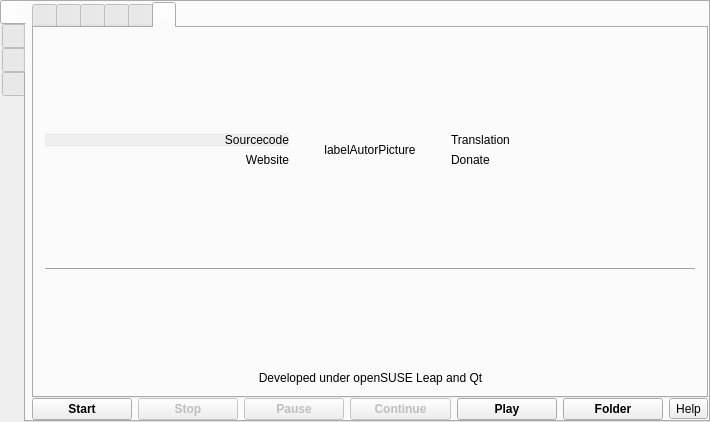
The window that src/formMainWindow.ui (vkohaupt/vokoscreenNG) describes before a commit, drawn with Qt 5.
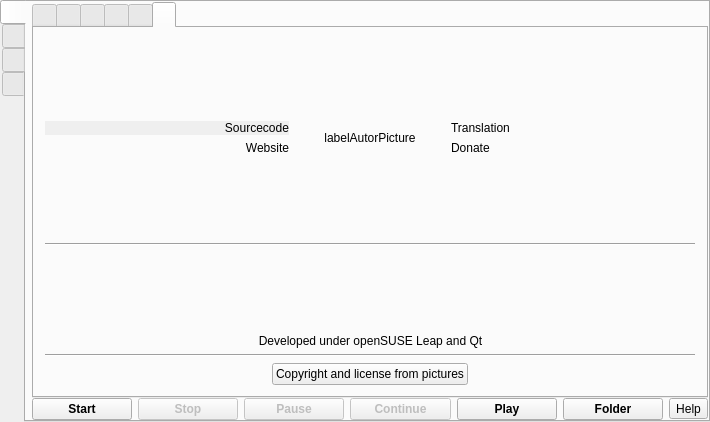
The same window after the commit. Icons and pictures are not drawn.

```diff
--- a/src/formMainWindow.ui
+++ b/src/formMainWindow.ui
@@ -1993,7 +1993,7 @@
            <attribute name="title">
             <string notr="true"/>
            </attribute>
-           <layout class="QVBoxLayout" name="verticalLayout_3" stretch="0,0,0,0,0,0">
+           <layout class="QVBoxLayout" name="verticalLayout_3" stretch="0,0,0,0,0,0,0,0">
             <item>
              <spacer name="verticalSpacer_7">
               <property name="orientation">
@@ -2166,6 +2166,50 @@
               </item>
              </layout>
             </item>
+            <item>
+             <widget class="Line" name="line_15">
+              <property name="orientation">
+               <enum>Qt::Horizontal</enum>
+              </property>
+             </widget>
+            </item>
+            <item>
+             <layout class="QHBoxLayout" name="horizontalLayout_10">
+              <item>
+               <spacer name="horizontalSpacer_6">
+                <property name="orientation">
+                 <enum>Qt::Horizontal</enum>
+                </property>
+                <property name="sizeHint" stdset="0">
+                 <size>
+                  <width>40</width>
+                  <height>20</height>
+                 </size>
+                </property>
+               </spacer>
+              </item>
+              <item>
+               <widget class="QPushButton" name="pushButton_2">
+                <property name="text">
+                 <string>Copyright and license from pictures</string>
+                </property>
+               </widget>
+              </item>
+              <item>
+               <spacer name="horizontalSpacer_10">
+                <property name="orientation">
+                 <enum>Qt::Horizontal</enum>
+                </property>
+                <property name="sizeHint" stdset="0">
+                 <size>
+                  <width>40</width>
+                  <height>20</height>
+                 </size>
+                </property>
+               </spacer>
+              </item>
+             </layout>
+            </item>
            </layout>
           </widget>
          </widget>
```
Left out of the diff: 2 changed lines with no effect on the pictures.
